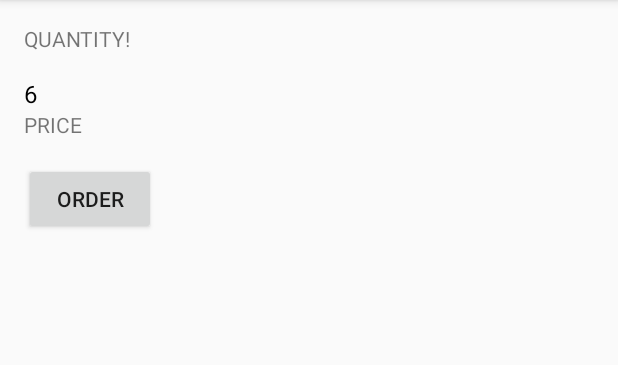
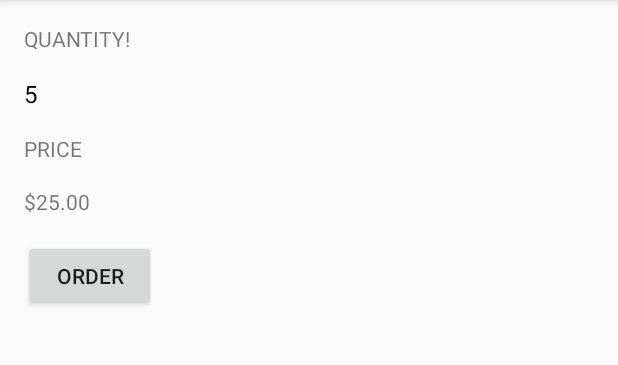
Before and after one commit to 8adam95/AndroidApps, an Android app: the screen it shows after launch (MainActivity), after a tap on "ORDER", on a phone screen of 412 x 824 dp, the part 84-449 px from its top. Run offline under Robolectric (Android 15) with nearby library versions, the phone set to English and light mode, and no system bars.

Commit message:
small changes

```diff
--- a/JustJava/app/src/main/java/com/example/android/justjava/MainActivity.java
+++ b/JustJava/app/src/main/java/com/example/android/justjava/MainActivity.java
@@ -16,7 +16,9 @@ public class MainActivity extends AppCompatActivity {
     }
 
     public void submitOrder(View view) {
-        display(6);
+        int quantity = 5;
+        display(quantity);
+        displayPrice(quantity*5);
     }
 
     private void display(int number) {
@@ -24,8 +26,7 @@ public class MainActivity extends AppCompatActivity {
         quantityTextView.setText("" + number);
     }
 
-    private void displayPrice(int number)
-    {
+    private void displayPrice(int number) {
         TextView priceTextView = (TextView) findViewById(R.id.price_text_view);
         priceTextView.setText(NumberFormat.getCurrencyInstance().format(number));
     }
--- a/JustJava/app/src/main/res/layout/activity_main.xml
+++ b/JustJava/app/src/main/res/layout/activity_main.xml
@@ -27,10 +27,19 @@
         />
 
     <TextView
+        android:layout_marginTop="16dp"
         android:layout_height="wrap_content"
         android:layout_width="wrap_content"
         android:text="price"
         android:textAllCaps="true"
+        />
+
+    <TextView
+        android:id="@+id/price_text_view"
+        android:layout_width="wrap_content"
+        android:layout_height="wrap_content"
+        android:text="$0"
+        android:layout_marginTop="16dp"
         />
 
 
```
